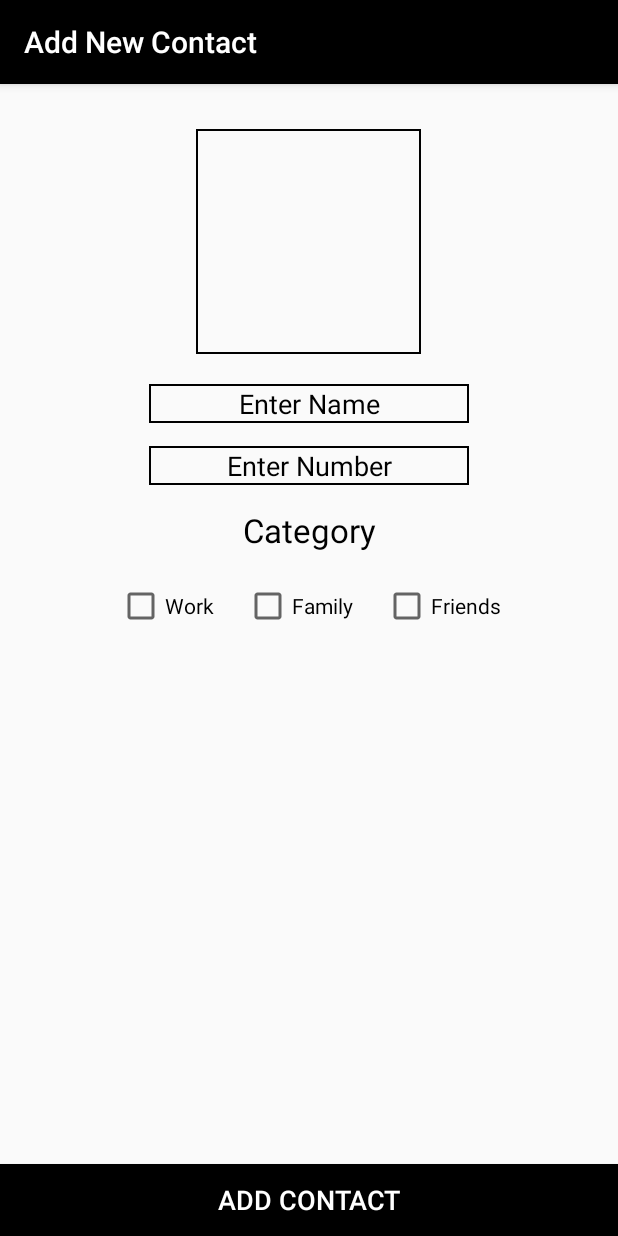
After one commit to Creative-Lair/HandyPhone, an Android app: the AddContact screen opened directly, with no data from a screen before it, on a phone screen of 412 x 824 dp. The commit adds this screen. Run offline under Robolectric (Android 15) with nearby library versions, the phone set to English and light mode, and no system bars.

Commit message:
Add Contact Screen added

```diff
--- a/app/src/main/AndroidManifest.xml
+++ b/app/src/main/AndroidManifest.xml
@@ -20,6 +20,17 @@
                 <category android:name="android.intent.category.LAUNCHER" />
             </intent-filter>
         </activity>
+
+        <activity
+            android:name=".AddContact"
+            android:label="@string/add_contact"
+            android:theme="@style/AppTheme">
+            <intent-filter>
+                <action android:name="android.intent.action.ADDCONTACT" />
+
+                <category android:name="android.intent.category.DEFAULT" />
+            </intent-filter>
+        </activity>
     </application>
 
 </manifest>
--- /dev/null
+++ b/app/src/main/java/com/creativelair/handyphone/AddContact.java
@@ -0,0 +1,24 @@
+package com.creativelair.handyphone;
+
+import android.os.Bundle;
+import android.support.v7.app.ActionBar;
+import android.support.v7.app.AppCompatActivity;
+
+/**
+ * Created by AHSAN on 4/3/2017.
+ */
+
+public class AddContact extends AppCompatActivity {
+
+    ActionBar actionBar;
+
+    @Override
+    protected void onCreate(Bundle savedInstanceState) {
+        super.onCreate(savedInstanceState);
+        setContentView(R.layout.addcontact);
+        actionBar = getSupportActionBar();
+        actionBar.setHomeButtonEnabled(true);
+        actionBar.setTitle("Add New Contact");
+
+    }
+}
--- a/app/src/main/java/com/creativelair/handyphone/All_Contacts.java
+++ b/app/src/main/java/com/creativelair/handyphone/All_Contacts.java
@@ -4,6 +4,7 @@ import android.Manifest;
 import android.app.Activity;
 import android.app.ProgressDialog;
 import android.content.Context;
+import android.content.Intent;
 import android.content.pm.PackageManager;
 import android.content.res.Resources;
 import android.database.Cursor;
@@ -13,6 +14,7 @@ import android.os.Build;
 import android.os.Bundle;
 import android.provider.ContactsContract;
 import android.provider.ContactsContract.Contacts;
+import android.support.design.widget.FloatingActionButton;
 import android.support.v4.app.Fragment;
 import android.support.v4.app.LoaderManager.LoaderCallbacks;
 import android.support.v4.content.CursorLoader;
@@ -37,9 +39,10 @@ import com.creativelair.handyphone.Adapters.ContactListAdapter;
 
 import java.util.ArrayList;
 
-public class All_Contacts extends Fragment{
+public class All_Contacts extends Fragment implements View.OnClickListener{
 
     RecyclerView listView;
+    FloatingActionButton fb;
     private static final int PERMISSIONS_REQUEST_READ_CONTACTS = 100;
 
     @Override
@@ -47,6 +50,9 @@ public class All_Contacts extends Fragment{
 
         View view = inflater.inflate(R.layout.all_contacts, container, false);
         listView = (RecyclerView) view.findViewById(R.id.list);
+        fb = (FloatingActionButton) view.findViewById(R.id.add);
+
+        fb.setOnClickListener(this);
 
         RecyclerView.LayoutManager mLayoutManager = new GridLayoutManager(getContext().getApplicationContext(), 2);
         listView.setLayoutManager(mLayoutManager);
@@ -85,7 +91,18 @@ public class All_Contacts extends Fragment{
         }
     }
 
-public class LoadContactsAyscn extends AsyncTask<Void, Void, ArrayList<com.creativelair.handyphone.Contacts>> {
+    @Override
+    public void onClick(View v) {
+        int id = v.getId();
+        switch (id){
+            case R.id.add:
+                Intent i = new Intent( getContext() , AddContact.class);
+                startActivity(i);
+                break;
+        }
+    }
+
+    public class LoadContactsAyscn extends AsyncTask<Void, Void, ArrayList<com.creativelair.handyphone.Contacts>> {
 
         @Override
         protected void onPreExecute() {
--- /dev/null
+++ b/app/src/main/res/layout/addcontact.xml
@@ -0,0 +1,115 @@
+<?xml version="1.0" encoding="utf-8"?>
+<RelativeLayout xmlns:android="http://schemas.android.com/apk/res/android"
+    xmlns:app="http://schemas.android.com/apk/res-auto"
+    android:orientation="vertical" android:layout_width="match_parent"
+    android:layout_height="match_parent">
+
+    <ImageView
+        android:id="@+id/icon"
+        android:layout_width="150dp"
+        android:layout_height="150dp"
+        android:layout_alignParentTop="true"
+        android:layout_centerHorizontal="true"
+        android:layout_marginTop="30dp"
+        android:background="@drawable/imageborder" />
+
+    <EditText
+        android:id="@+id/name"
+        android:layout_width="wrap_content"
+        android:layout_height="wrap_content"
+        android:layout_below="@+id/icon"
+        android:layout_marginTop="20dp"
+        android:layout_centerHorizontal="true"
+        android:ems="10"
+        android:gravity="center"
+        android:hint="@string/enter_name"
+        android:background="@drawable/imageborder"
+        android:inputType="textPersonName"
+        android:textColor="@color/colorBlack"
+        android:textColorHint="@color/colorBlack"
+        android:textColorLink="@color/colorBlack" />
+
+    <EditText
+        android:id="@+id/phone"
+        android:layout_width="wrap_content"
+        android:layout_height="wrap_content"
+        android:layout_alignLeft="@+id/name"
+        android:layout_alignStart="@+id/name"
+        android:layout_below="@+id/name"
+        android:layout_marginTop="15dp"
+        android:ems="10"
+        android:background="@drawable/imageborder"
+        android:gravity="center"
+        android:hint="@string/enter_number"
+        android:inputType="phone"
+        android:textColor="@color/colorBlack"
+        android:textColorHint="@color/colorBlack"
+        android:textColorLink="@color/colorBlack"
+        android:textSize="18sp" />
+
+    <TextView
+        android:id="@+id/category"
+        android:layout_width="wrap_content"
+        android:layout_height="wrap_content"
+        android:layout_marginTop="15dp"
+        android:ems="10"
+        android:gravity="center"
+        android:textColor="@color/colorBlack"
+        android:textSize="22sp"
+        android:text= "@string/category"
+        android:layout_below="@+id/phone"
+        android:layout_centerHorizontal="true" />
+
+ <LinearLayout
+     android:layout_width="match_parent"
+     android:layout_height="wrap_content"
+     android:layout_below="@+id/category"
+     android:gravity="center"
+     android:layout_marginTop="20dp"
+     android:layout_marginBottom="20dp"
+     android:orientation="horizontal">
+
+
+     <CheckBox
+         android:id="@+id/work"
+         android:layout_width="wrap_content"
+         android:layout_height="wrap_content"
+         android:layout_marginLeft="10dp"
+         android:layout_marginStart="10dp"
+         android:layout_marginEnd="10dp"
+         android:layout_marginRight="10dp"
+         android:text="@string/work" />
+
+     <CheckBox
+         android:id="@+id/family"
+         android:layout_width="wrap_content"
+         android:layout_height="wrap_content"
+         android:layout_marginLeft="10dp"
+         android:layout_marginStart="10dp"
+         android:layout_marginEnd="10dp"
+         android:layout_marginRight="10dp"
+         android:text="@string/family" />
+
+     <CheckBox
+         android:id="@+id/friends"
+         android:layout_width="wrap_content"
+         android:layout_height="wrap_content"
+         android:layout_marginLeft="10dp"
+         android:layout_marginStart="10dp"
+         android:layout_marginEnd="10dp"
+         android:layout_marginRight="10dp"
+         android:text="@string/friends" />
+ </LinearLayout>
+
+    <Button
+        android:id="@+id/button"
+        android:layout_width="match_parent"
+        android:layout_height="wrap_content"
+        android:background="@color/colorBlack"
+        android:textColor="@color/colorWhite"
+        android:textSize="18sp"
+        android:layout_alignParentBottom="true"
+        android:layout_centerHorizontal="true"
+        android:text="@string/add_contact_button" />
+
+</RelativeLayout>
--- a/app/src/main/res/layout/all_contacts.xml
+++ b/app/src/main/res/layout/all_contacts.xml
@@ -15,6 +15,7 @@
         android:layout_marginRight="10dp"
         android:src="@drawable/icon_add"
         app:backgroundTint="@color/colorBlack"
+        android:id="@+id/add"
         app:fabSize="normal" />
 
     <android.support.v7.widget.RecyclerView
--- a/app/src/main/res/values/strings.xml
+++ b/app/src/main/res/values/strings.xml
@@ -8,4 +8,13 @@
     <string name="section_format">All Contacts</string>
     <string name="contact_name">Contact Name</string>
     <string name="add_new_contact">Add new Contact</string>
+    <string name="add_contact">Add New Contact</string>
+    <string name="name">Name</string>
+    <string name="work">Work</string>
+    <string name="family">Family</string>
+    <string name="friends">Friends</string>
+    <string name="enter_number">Enter Number</string>
+    <string name="category">Category</string>
+    <string name="enter_name">Enter Name</string>
+    <string name="add_contact_button">Add Contact</string>
 </resources>
```
